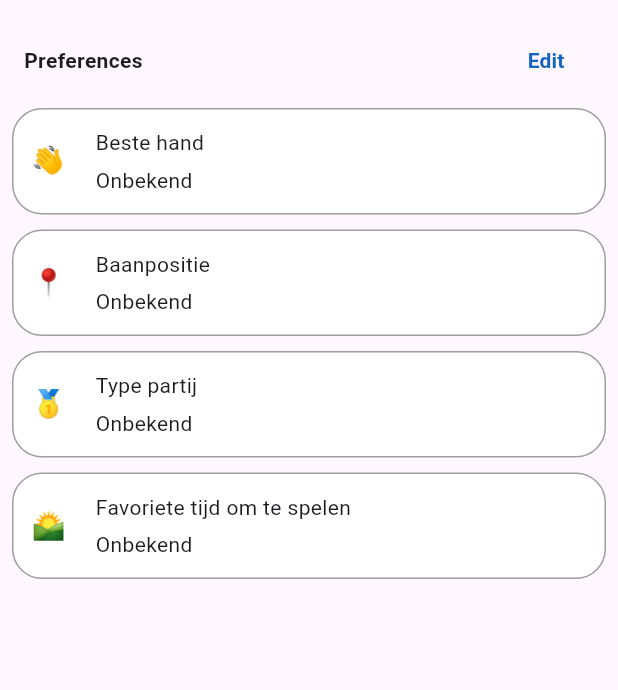
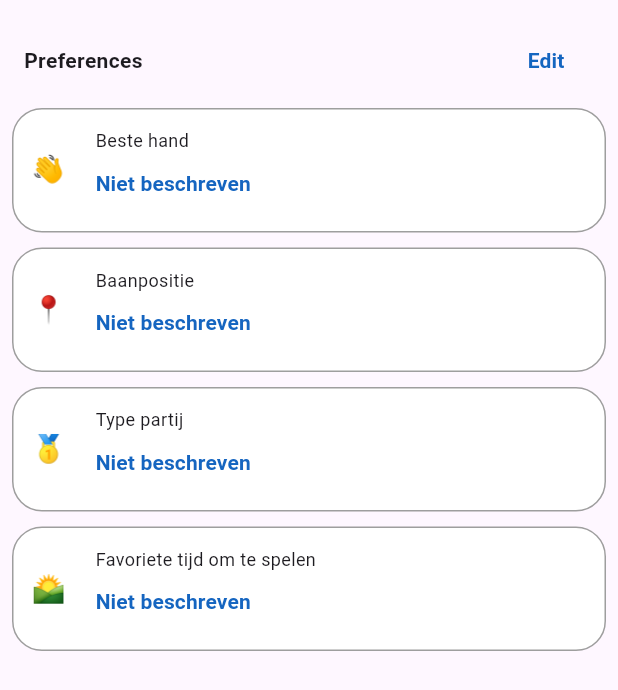
Before and after one commit to AroDiYT/playtomic-ap, a Flutter app: the ProfileActivities widget shown alone on an empty page, opened directly with empty values, on a phone screen of 412 x 824 dp. Shown: the top 690 px of the screen. Run offline on Flutter 3.47's test engine with Material 3 defaults, Android fonts, the phone set to English and light mode, and no system bars; our stand-ins replace cloud_firestore, firebase_auth, firebase_core, flutter_svg, getwidget, google_fonts and 2 more; accounts and stored records are empty; network calls fail.

Commit message:
Make profile page rebuild after preferences change

```diff
--- a/playtomic_app/lib/src/overlay/layout.dart
+++ b/playtomic_app/lib/src/overlay/layout.dart
@@ -23,7 +23,7 @@ class _LayoutState extends State<Layout> {
     const Play(),
     const Discover(),
     const Community(),
-    const Profile()
+    Profile()
   ];
 
   @override
--- a/playtomic_app/lib/src/pages/profile/profile.dart
+++ b/playtomic_app/lib/src/pages/profile/profile.dart
@@ -1,9 +1,9 @@
 import 'package:cloud_firestore/cloud_firestore.dart';
 import 'package:firebase_auth/firebase_auth.dart';
 import 'package:flutter/material.dart';
-import 'package:flutter/widgets.dart';
 import 'package:getwidget/getwidget.dart';
 import 'package:google_fonts/google_fonts.dart';
+import 'package:logger/logger.dart';
 import 'package:playtomic_app/src/pages/profile/hamburger.dart';
 import 'package:playtomic_app/src/pages/profile/profile_activities.dart';
 import 'package:playtomic_app/src/pages/profile/profile_posts.dart';
@@ -12,7 +12,8 @@ import 'package:playtomic_app/src/model/user.dart';
 // ignore: unused_import
 
 class Profile extends StatefulWidget {
-  const Profile({super.key});
+  Profile({super.key});
+  final Logger logger = Logger(printer: SimplePrinter(printTime: true));
 
   @override
   // ignore: library_private_types_in_public_api
--- a/playtomic_app/lib/src/pages/profile/profile_activities.dart
+++ b/playtomic_app/lib/src/pages/profile/profile_activities.dart
@@ -16,6 +16,8 @@ class ProfileActivities extends StatefulWidget {
 class _ProfileActivitiesState extends State<ProfileActivities> {
   @override
   Widget build(BuildContext context) {
+    widget.logger.d(widget.user.preferences);
+
     return Padding(
       padding: const EdgeInsets.all(8.0),
       child: Column(
@@ -51,7 +53,7 @@ class _ProfileActivitiesState extends State<ProfileActivities> {
                       PageRouteBuilder(
                           pageBuilder: (ctx, anim1, anim2) => EditPreferences(
                                 user: widget.user,
-                              )));
+                              ))).then((value) => setState(() {}));
                   widget.logger.d("Going to EditPreferences page");
                 },
                 child: Text(
@@ -76,7 +78,7 @@ class _ProfileActivitiesState extends State<ProfileActivities> {
           height: 10,
         ),
         preference(
-            preferences["time"], time, "🌄", "Favoriete tijd om te spelen"),
+            preferences["favTime"], time, "🌄", "Favoriete tijd om te spelen"),
       ],
     );
   }
@@ -102,14 +104,35 @@ class _ProfileActivitiesState extends State<ProfileActivities> {
             Column(
               crossAxisAlignment: CrossAxisAlignment.start,
               children: [
-                Text(preferenceTitle),
-                const SizedBox(
-                  height: 5,
+                Text(
+                  preferenceTitle,
+                  style: const TextStyle(fontSize: 12),
                 ),
                 if (choice != -1 && choice != null)
                   Text(choices[choice])
                 else
-                  const Text("Onbekend")
+                  TextButton(
+                      style: TextButton.styleFrom(
+                          padding: EdgeInsets.zero,
+                          tapTargetSize: MaterialTapTargetSize.shrinkWrap,
+                          foregroundColor: Colors.grey.shade100),
+                      onPressed: () {
+                        widget.logger.d("Edit button pressed");
+                        Navigator.push(
+                            context,
+                            PageRouteBuilder(
+                                pageBuilder: (ctx, anim1, anim2) =>
+                                    EditPreferences(
+                                      user: widget.user,
+                                    ))).then((value) => setState(() {}));
+                        widget.logger.d("Going to EditPreferences page");
+                      },
+                      child: Text(
+                        "Niet beschreven",
+                        style: TextStyle(
+                            color: Colors.blue.shade800,
+                            fontWeight: FontWeight.bold),
+                      ))
               ],
             )
           ],
```
Also changed, not shown: playtomic_app/lib/src/pages/profile/edit_preferences.dart (+44 -8 lines).
